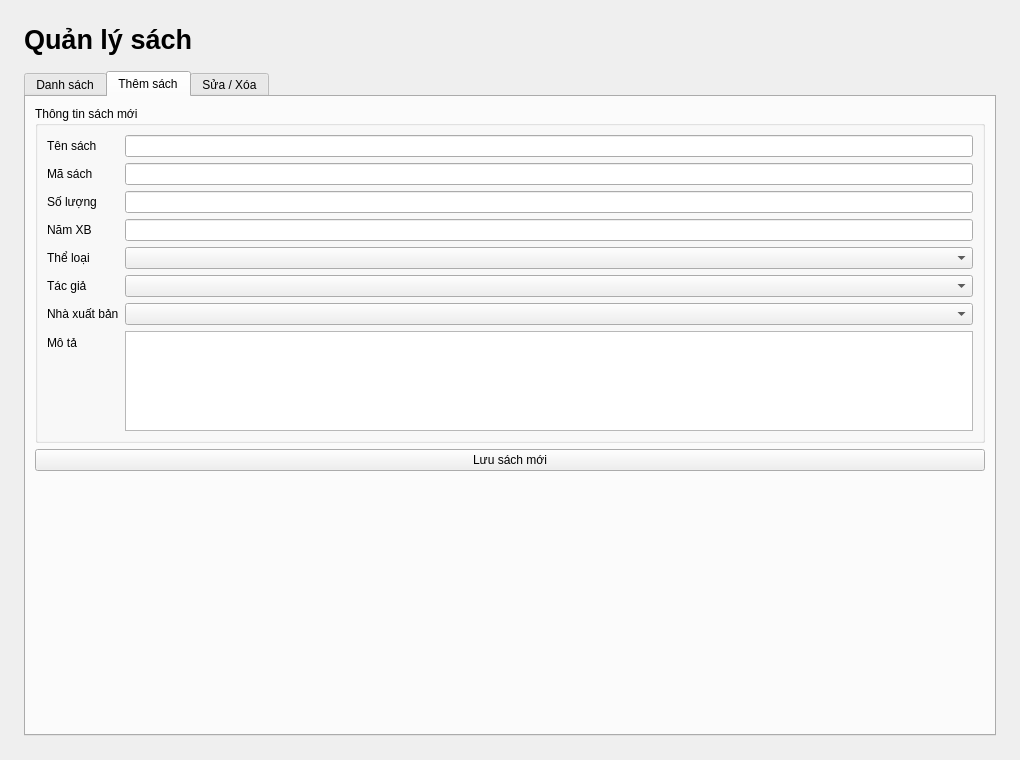
This is view/screen_books.ui in phuongphuong5110-create/library-app as Qt 5 draws it before an edit. The edited form follows.
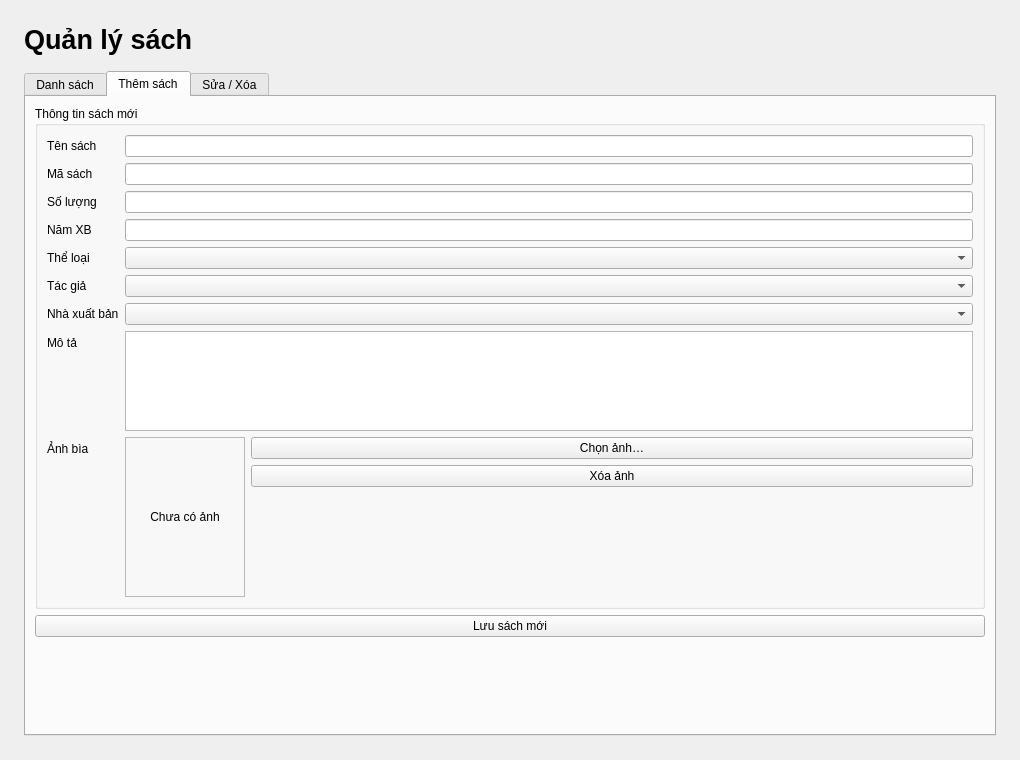
This is the edited form. The open tabs and pages were chosen to show the change.

```diff
--- a/view/screen_books.ui
+++ b/view/screen_books.ui
@@ -243,6 +243,87 @@
             </property>
            </widget>
           </item>
+          <item row="8" column="0">
+           <widget class="QLabel" name="label_add_cover">
+            <property name="text">
+             <string>Ảnh bìa</string>
+            </property>
+           </widget>
+          </item>
+          <item row="8" column="1">
+           <widget class="QWidget" name="widget_add_cover">
+            <layout class="QHBoxLayout" name="horizontalLayout_add_cover">
+             <property name="leftMargin">
+              <number>0</number>
+             </property>
+             <property name="topMargin">
+              <number>0</number>
+             </property>
+             <property name="rightMargin">
+              <number>0</number>
+             </property>
+             <property name="bottomMargin">
+              <number>0</number>
+             </property>
+             <item>
+              <widget class="QLabel" name="label_cover_preview_add">
+               <property name="minimumSize">
+                <size>
+                 <width>120</width>
+                 <height>160</height>
+                </size>
+               </property>
+               <property name="maximumSize">
+                <size>
+                 <width>120</width>
+                 <height>160</height>
+                </size>
+               </property>
+               <property name="frameShape">
+                <enum>QFrame::StyledPanel</enum>
+               </property>
+               <property name="alignment">
+                <set>Qt::AlignCenter</set>
+               </property>
+               <property name="text">
+                <string>Chưa có ảnh</string>
+               </property>
+              </widget>
+             </item>
+             <item>
+              <layout class="QVBoxLayout" name="verticalLayout_add_cover_actions">
+               <item>
+                <widget class="QPushButton" name="btn_choose_cover_add">
+                 <property name="text">
+                  <string>Chọn ảnh…</string>
+                 </property>
+                </widget>
+               </item>
+               <item>
+                <widget class="QPushButton" name="btn_clear_cover_add">
+                 <property name="text">
+                  <string>Xóa ảnh</string>
+                 </property>
+                </widget>
+               </item>
+               <item>
+                <spacer name="verticalSpacer_add_cover_actions">
+                 <property name="orientation">
+                  <enum>Qt::Vertical</enum>
+                 </property>
+                 <property name="sizeHint" stdset="0">
+                  <size>
+                   <width>20</width>
+                   <height>40</height>
+                  </size>
+                 </property>
+                </spacer>
+               </item>
+              </layout>
+             </item>
+            </layout>
+           </widget>
+          </item>
          </layout>
         </widget>
        </item>
```
Left out of the diff: 81 changed lines with no effect on the pictures.
